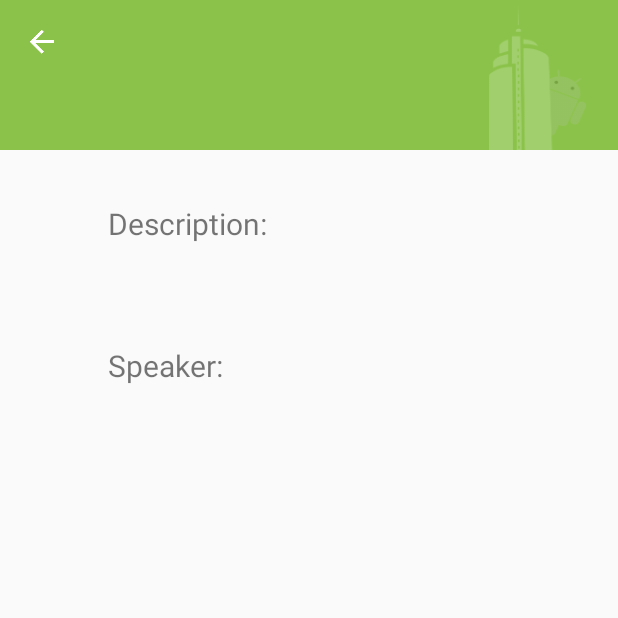
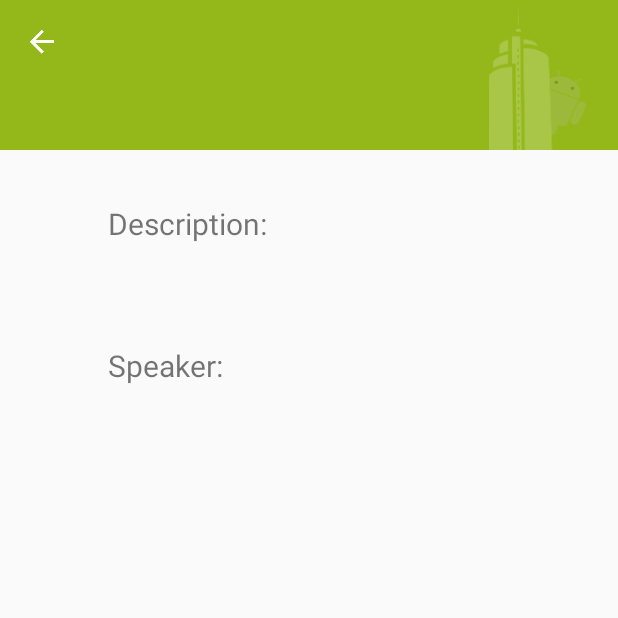
Before and after one commit to simvelop/Hackathon, an Android app: the ConferenceActivity screen opened directly, with no data from a screen before it, on a phone screen of 412 x 824 dp, the top half of it. Run offline under Robolectric (Android 15) with nearby library versions, the phone set to English and light mode, and no system bars; our stand-ins replace Picasso; pictures from the network do not load; 11 statements that could not run were skipped.

Commit message:
Fixed small bugs and changed colors

```diff
--- a/app/src/main/java/hr/droidcon/conference/hack/adapters/ViewHeaderInflater.java
+++ b/app/src/main/java/hr/droidcon/conference/hack/adapters/ViewHeaderInflater.java
@@ -57,7 +57,7 @@ public class ViewHeaderInflater extends ItemInflater<Conference> {
             e.printStackTrace();
         }
 
-        v.setBackgroundColor(Color.DKGRAY);
+        v.setBackgroundColor(mContext.getResources().getColor(R.color.colorPrimaryDark));
 
         holder.headline.setText(object.getHeadline());
 
--- a/app/src/main/res/layout/activity_main.xml
+++ b/app/src/main/res/layout/activity_main.xml
@@ -22,7 +22,8 @@
         android:layout_width="match_parent"
         android:layout_height="wrap_content"
         android:background="?attr/colorPrimary"
-        android:minHeight="?attr/actionBarSize"/>
+        android:minHeight="?attr/actionBarSize"
+        app:tabIndicatorColor="#ffffb4"/>
 
     <android.support.v4.view.ViewPager
         android:id="@+id/main_view_pager"
--- a/app/src/main/res/values/colors.xml
+++ b/app/src/main/res/values/colors.xml
@@ -1,8 +1,8 @@
 <?xml version="1.0" encoding="utf-8"?>
 <resources>
-    <color name="colorPrimary">#8BC34A</color>
+    <color name="colorPrimary">#94b81a</color>
     <color name="colorHeader">#486627</color>
-    <color name="colorPrimaryDark">#558B2F</color>
+    <color name="colorPrimaryDark">#74920d</color>
     <color name="accentColor">#0091EA</color>
     <color name="textColorPrimary">#FFF</color>
     <color name="textColorSecondary">#121212</color>
```
Also changed, not shown: app/src/main/java/hr/droidcon/conference/hack/adapters/MainTabAdapter.java (+5 -8 lines).
